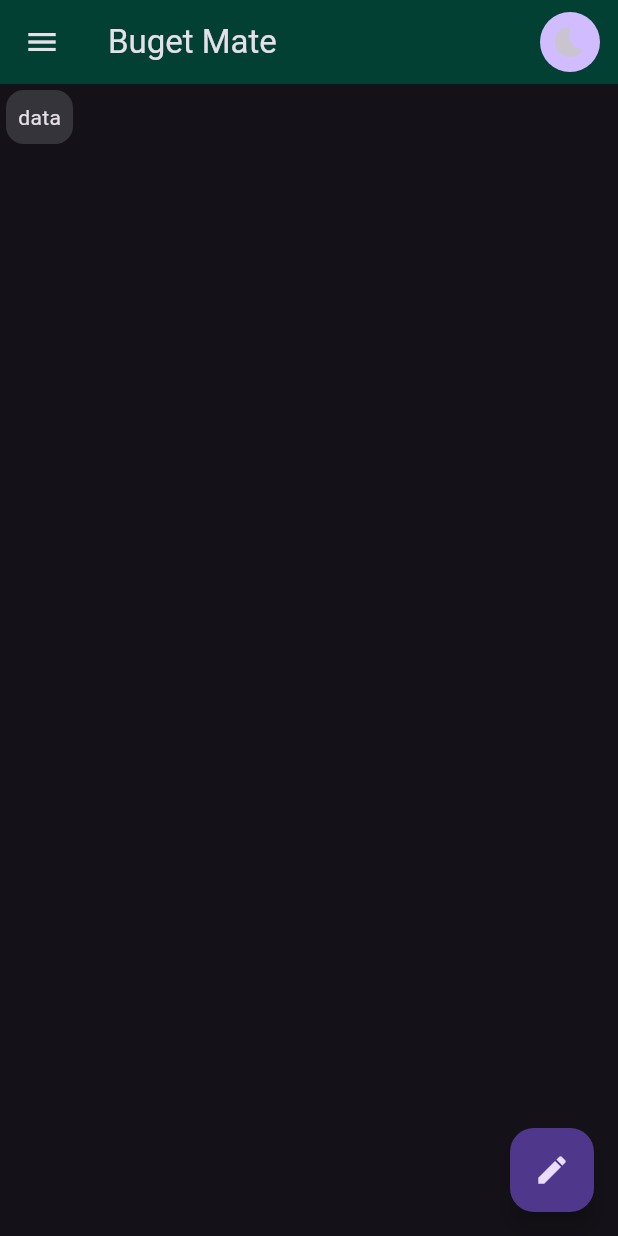
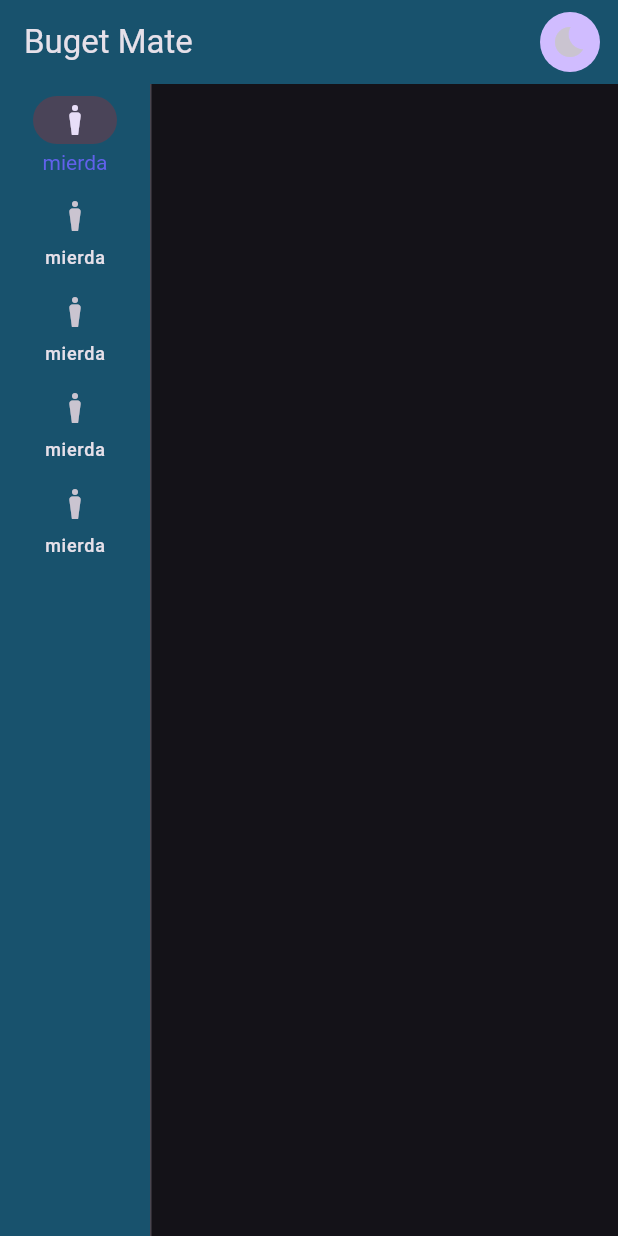
Before and after one commit to NightmareFox12/budget_mate, a Flutter app: the screen it shows after launch, on a phone screen of 412 x 824 dp. Run offline on Flutter 3.47's test engine with Material 3 defaults, Android fonts, the phone set to English and light mode, and no system bars; our stand-ins replace flutter_hooks.

Commit message:
feat: Add NavigationRail and refactor theme

```diff
--- /dev/null
+++ b/devtools_options.yaml
@@ -0,0 +1,3 @@
+description: This file stores settings for Dart & Flutter DevTools.
+documentation: https://docs.flutter.dev/tools/devtools/extensions#configure-extension-enablement-states
+extensions:
--- a/lib/app.dart
+++ b/lib/app.dart
@@ -2,6 +2,8 @@ import 'package:budget_mate/theme/dark.dart';
 import 'package:budget_mate/theme/light.dart';
 import 'package:flutter/material.dart';
 import 'package:flutter_hooks/flutter_hooks.dart';
+
+// import 'package:shared_preferences/shared_preferences.dart';
 
 class AppDart extends HookWidget {
   const AppDart({super.key});
@@ -10,6 +12,18 @@ class AppDart extends HookWidget {
   Widget build(BuildContext context) {
     //states
     final lightTheme = useState<bool>(false);
+
+    // Future<void> getUserTheme() async {
+    //   final SharedPreferencesAsync prefs = SharedPreferencesAsync();
+    //   final bool userTheme = (await prefs.getBool('userTheme')) ?? false;
+
+    //   lightTheme.value = userTheme;
+    // }
+
+    // useEffect(() {
+    //   getUserTheme();
+    //   return null;
+    // });
 
     return MaterialApp(
       title: 'App durisima',
@@ -29,25 +43,68 @@ class AppDart extends HookWidget {
             ),
           ],
         ),
-        drawer: Drawer(backgroundColor: Color(0xff034034)),
-        floatingActionButton: FloatingActionButton(
-          onPressed: () {},
-          child: Icon(Icons.create),
-        ),
-        body: Column(
+        body: Row(
           children: [
-            Row(
-              children: [
-                Card.filled(
-                  child: Padding(
-                    padding: const EdgeInsets.all(8.0),
-                    child: Column(children: [Text('data')]),
-                  ),
+            NavigationRail(
+              selectedIndex: 0,
+              minWidth: 100,
+              labelType: NavigationRailLabelType.all,
+              selectedLabelTextStyle: TextStyle(
+                color: Color.fromARGB(255, 97, 97, 235),
+              ),
+              destinations: [
+                NavigationRailDestination(
+                  icon: Icon(Icons.man_4_outlined),
+                  label: Text('mierda'),
+                ),
+                NavigationRailDestination(
+                  icon: Icon(Icons.man_4_outlined),
+                  label: Text('mierda'),
+                ),
+                NavigationRailDestination(
+                  icon: Icon(Icons.man_4_outlined),
+                  label: Text('mierda'),
+                ),
+                NavigationRailDestination(
+                  icon: Icon(Icons.man_4_outlined),
+                  label: Text('mierda'),
+                ),
+                NavigationRailDestination(
+                  icon: Icon(Icons.man_4_outlined),
+                  label: Text('mierda'),
                 ),
               ],
             ),
+            const VerticalDivider(thickness: 1, width: 1),
           ],
         ),
+
+        //  Column(
+        // children: [
+        //   Row(
+        //     children: [
+        //       Container(
+        //         width: 250,
+        //         // height: MediaQuery.of(context).size.height,
+        //         // color: Colors.grey[200],
+        //         child: Column(
+        //           children: [
+        //             ListTile(title: Text('Inicio')),
+        //             ListTile(title: Text('Gastos')),
+        //             ListTile(title: Text('Configuración')),
+        //           ],
+        //         ),
+        //       ),
+        //       Card.filled(
+        //         child: Padding(
+        //           padding: const EdgeInsets.all(8.0),
+        //           child: Column(children: [Text('data')]),
+        //         ),
+        //       ),
+        //     ],
+        //   ),
+        // ],
+        // ),
       ),
     );
   }
--- /dev/null
+++ b/lib/theme/colors.dart
@@ -0,0 +1,5 @@
+import 'dart:ui';
+
+Color budgetPrimary(bool dark) {
+  return dark ? Color(0xFF18526D) : Color(0Xff8ecae6);
+}
--- a/lib/theme/dark.dart
+++ b/lib/theme/dark.dart
@@ -1,3 +1,4 @@
+import 'package:budget_mate/theme/colors.dart';
 import 'package:flutter/material.dart';
 
 final class BudgetMateDarkTheme {
@@ -5,6 +6,11 @@ final class BudgetMateDarkTheme {
     buttonTheme: ButtonThemeData().copyWith(
       buttonColor: Color.fromARGB(255, 67, 255, 217),
     ),
-    appBarTheme: AppBarTheme().copyWith(backgroundColor: Color(0xff034034)),
+    // appBarTheme: AppBarTheme().copyWith(backgroundColor: Color(0xff034034)),
+    appBarTheme: AppBarTheme().copyWith(backgroundColor: budgetPrimary(true)),
+
+    navigationRailTheme: NavigationRailThemeData().copyWith(
+      backgroundColor: budgetPrimary(true),
+    ),
   );
 }
--- a/lib/theme/light.dart
+++ b/lib/theme/light.dart
@@ -1,10 +1,12 @@
+import 'package:budget_mate/theme/colors.dart';
 import 'package:flutter/material.dart';
 
 final class BudgetMateLightTheme {
   final theme = ThemeData.light().copyWith(
-    buttonTheme: ButtonThemeData().copyWith(
-      buttonColor: Color.fromARGB(255, 67, 255, 217),
+    buttonTheme: ButtonThemeData().copyWith(),
+    appBarTheme: AppBarTheme().copyWith(backgroundColor: budgetPrimary(false)),
+    navigationRailTheme: NavigationRailThemeData().copyWith(
+      backgroundColor: budgetPrimary(false),
     ),
-    appBarTheme: AppBarTheme().copyWith(backgroundColor: Color(0xff034034)),
   );
 }
--- a/pubspec.yaml
+++ b/pubspec.yaml
@@ -10,6 +10,8 @@ dependencies:
   flutter:
     sdk: flutter
   flutter_hooks: ^0.21.3
+  shared_preferences: 2.5.3
+
 
 dev_dependencies:
   flutter_test:
```
Also changed, not shown: pubspec.lock, 1 other file.
